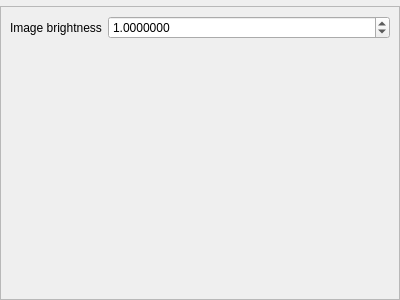
Old version of the form src/gui/CosyGui/filmsettingswindow.ui in the repository phresnel/picogen.
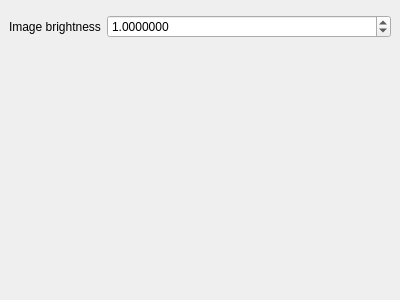
New version of the form. Custom widgets are drawn as their Qt base class.

What changed in the file:
```diff
--- a/src/gui/CosyGui/filmsettingswindow.ui
+++ b/src/gui/CosyGui/filmsettingswindow.ui
@@ -29,12 +29,6 @@
    </item>
    <item>
     <widget class="QFrame" name="frame">
-     <property name="frameShape">
-      <enum>QFrame::StyledPanel</enum>
-     </property>
-     <property name="frameShadow">
-      <enum>QFrame::Raised</enum>
-     </property>
      <layout class="QFormLayout" name="formLayout">
       <property name="fieldGrowthPolicy">
        <enum>QFormLayout::AllNonFixedFieldsGrow</enum>
```
